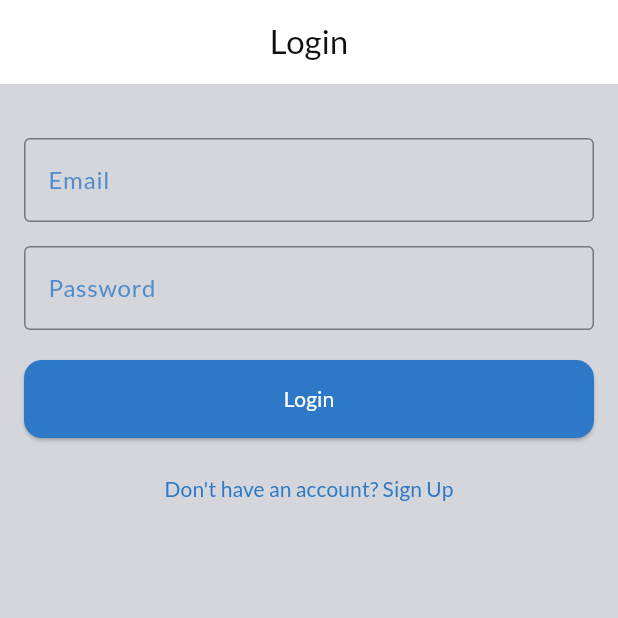
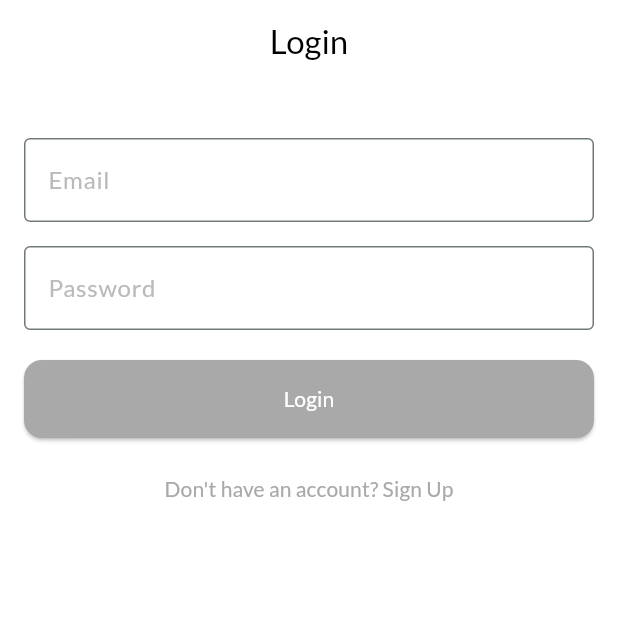
Before and after one commit to itserieri/BMCFinalProjectFinalProject, a Flutter app: the screen it shows after launch, on a phone screen of 412 x 824 dp, the top half of it. Run offline on Flutter 3.47's test engine with Material 3 defaults, Android fonts, the phone set to English and light mode, and no system bars; our stand-ins replace cloud_firestore, firebase_auth, firebase_core, flutter_native_splash, google_fonts; accounts and stored records are empty.

Commit message:
Flutter 3.32.5 V Firebase Integration Final Project

```diff
--- a/lib/main.dart
+++ b/lib/main.dart
@@ -10,10 +10,10 @@ import 'package:provider/provider.dart'; // 2. ADD THIS
 import 'package:google_fonts/google_fonts.dart'; // 1. ADD THIS IMPORT
 
 // 2. --- ADD OUR NEW APP COLOR PALETTE ---
-const Color kRichBlack = Color(0xFF0F0F14); // Tokyonight Day Ink Black
-const Color kBrown = Color(0xFF2D79C7); // Tokyonight Day Country Blue
-const Color kLightBrown = Color(0xFF73DACA); // Tokyonight Day Light Green
-const Color kOffWhite = Color(0xFFD5D6DB); // Tokyonight Day Almost White
+const Color kRichBlack = Color(0xFF000000); // Black
+const Color kBrown = Color(0xFFA9A9A9); // Grey
+const Color kLightBrown = Color(0xFFFF0000); // Red
+const Color kOffWhite = Color(0xFFFFFFFF); // White
 // --- END OF COLOR PALETTE ---
 
 void main() async {
```
